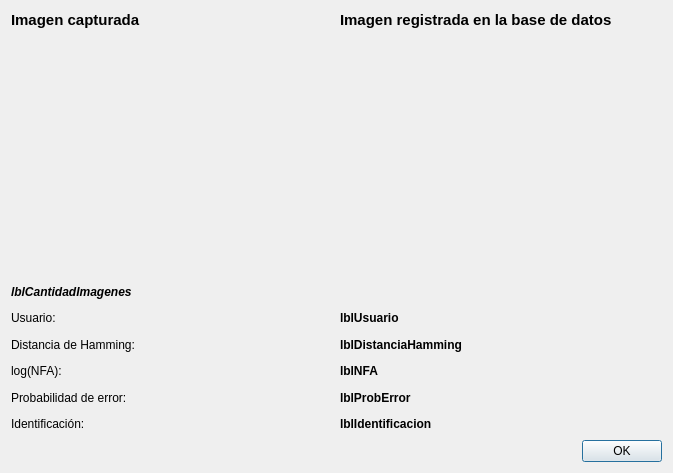
Old version of the form ui/forms/Matching.ui in the repository mottalli/horus.
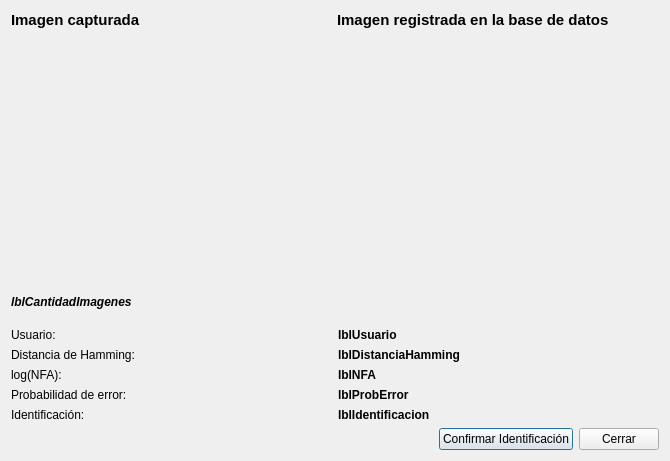
New version of the form. Custom widgets are drawn as their Qt base class.

Patch:
```diff
--- a/ui/forms/Matching.ui
+++ b/ui/forms/Matching.ui
@@ -6,8 +6,8 @@
    <rect>
     <x>0</x>
     <y>0</y>
-    <width>673</width>
-    <height>473</height>
+    <width>670</width>
+    <height>461</height>
    </rect>
   </property>
   <property name="windowTitle">
@@ -42,7 +42,7 @@
      </item>
     </layout>
    </item>
-   <item row="0" column="1">
+   <item row="0" column="1" colspan="3">
     <layout class="QVBoxLayout" name="verticalLayout_2">
      <item>
       <widget class="QLabel" name="label_2">
@@ -70,7 +70,7 @@
      </item>
     </layout>
    </item>
-   <item row="1" column="0" colspan="2">
+   <item row="1" column="0" colspan="4">
     <widget class="QLabel" name="lblCantidadImagenes">
      <property name="font">
       <font>
@@ -84,7 +84,9 @@
      </property>
     </widget>
    </item>
-   <item row="2" column="0" colspan="2">
+   <item row="2" column="0" colspan="4">
+    <layout class="QVBoxLayout" name="verticalLayout_3">
+     <item>
     <layout class="QHBoxLayout" name="horizontalLayout">
      <item>
       <widget class="QLabel" name="label_3">
@@ -108,7 +110,7 @@
      </item>
     </layout>
    </item>
-   <item row="3" column="0" colspan="2">
+     <item>
     <layout class="QHBoxLayout" name="horizontalLayout_2">
      <item>
       <widget class="QLabel" name="label_4">
@@ -132,7 +134,7 @@
      </item>
     </layout>
    </item>
-   <item row="4" column="0" colspan="2">
+     <item>
     <layout class="QHBoxLayout" name="horizontalLayout_3">
      <item>
       <widget class="QLabel" name="label_5">
@@ -156,7 +158,7 @@
      </item>
     </layout>
    </item>
-   <item row="5" column="0" colspan="2">
+     <item>
     <layout class="QHBoxLayout" name="horizontalLayout_5">
      <item>
       <widget class="QLabel" name="label_7">
@@ -180,7 +182,7 @@
      </item>
     </layout>
    </item>
-   <item row="6" column="0" colspan="2">
+     <item>
     <layout class="QHBoxLayout" name="horizontalLayout_4">
      <item>
       <widget class="QLabel" name="label_6">
@@ -204,13 +206,32 @@
      </item>
     </layout>
    </item>
-   <item row="7" column="0" colspan="2">
-    <widget class="QDialogButtonBox" name="buttonBox">
+    </layout>
+   </item>
+   <item row="3" column="1">
+    <spacer name="horizontalSpacer">
      <property name="orientation">
       <enum>Qt::Horizontal</enum>
      </property>
-     <property name="standardButtons">
-      <set>QDialogButtonBox::Ok</set>
+     <property name="sizeHint" stdset="0">
+      <size>
+       <width>58</width>
+       <height>20</height>
+      </size>
+     </property>
+    </spacer>
+   </item>
+   <item row="3" column="2">
+    <widget class="QPushButton" name="btnConfirmarIdentificacion">
+     <property name="text">
+      <string>Confirmar Identificación</string>
+     </property>
+    </widget>
+   </item>
+   <item row="3" column="3">
+    <widget class="QPushButton" name="btnCerrar">
+     <property name="text">
+      <string>Cerrar</string>
      </property>
     </widget>
    </item>
```
Left out of the diff: 28 changed lines with no effect on the pictures. Lines whose indentation alone changed are shown as unchanged.
